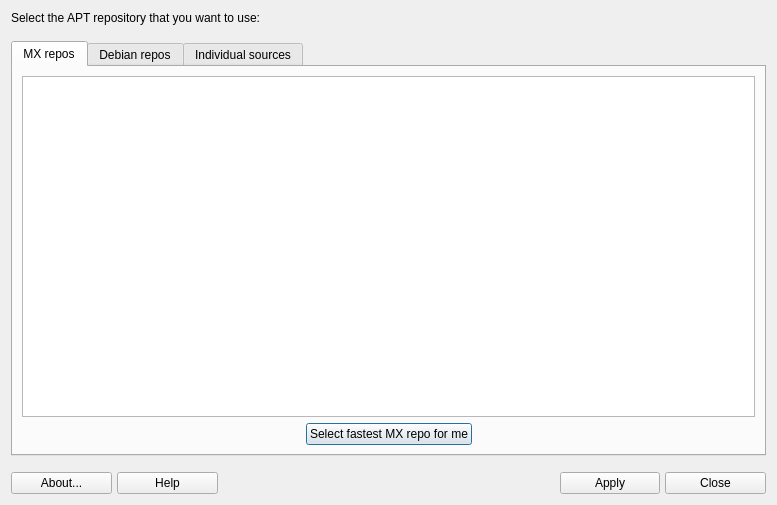
AdrianTM/mx-repo-manager, file mxrepomanager.ui: the form before one commit.
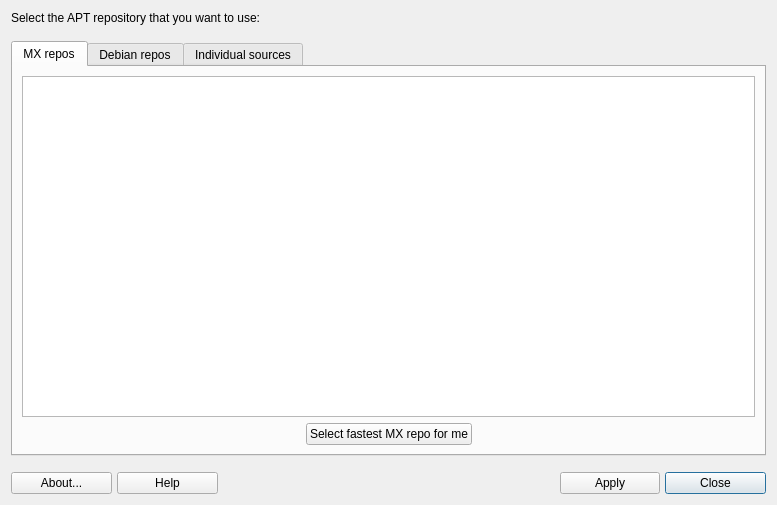
The form after the commit. Icons and pictures are not drawn.

```diff
--- a/mxrepomanager.ui
+++ b/mxrepomanager.ui
@@ -344,6 +344,9 @@
        <property name="autoDefault">
         <bool>true</bool>
        </property>
+       <property name="default">
+        <bool>true</bool>
+       </property>
       </widget>
      </item>
      <item row="0" column="6">
```
Left out of the diff: 20 changed lines with no effect on the pictures.
